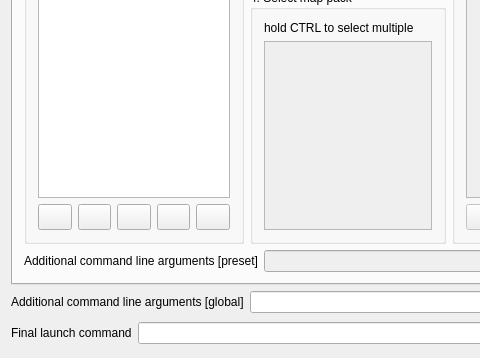
Above: Forms/MainWindow.ui from Youda008/DoomRunner before the change; both pictures show x 0 to 480 and y 362 to 720 of the 720 by 720 pixel window. Below: the same form after it.
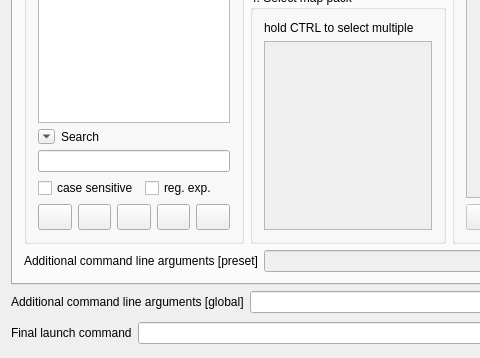
That is the form after the change. Icons and pictures are not drawn. Custom widgets are drawn as their Qt base class.

Commit message: experimental search feature for preset list

```diff
--- a/Forms/MainWindow.ui
+++ b/Forms/MainWindow.ui
@@ -42,6 +42,57 @@
                  </property>
                 </widget>
                </item>
+               <item>
+                <layout class="QHBoxLayout" name="horizontalLayout_34">
+                 <item>
+                  <widget class="QToolButton" name="searchShowBtn">
+                   <property name="toolTip">
+                    <string>show/hide search bar</string>
+                   </property>
+                   <property name="iconSize">
+                    <size>
+                     <width>9</width>
+                     <height>8</height>
+                    </size>
+                   </property>
+                   <property name="arrowType">
+                    <enum>Qt::DownArrow</enum>
+                   </property>
+                  </widget>
+                 </item>
+                 <item>
+                  <widget class="QLabel" name="searchLabel">
+                   <property name="text">
+                    <string>Search</string>
+                   </property>
+                  </widget>
+                 </item>
+                </layout>
+               </item>
+               <item>
+                <widget class="QLineEdit" name="searchLine"/>
+               </item>
+               <item>
+                <layout class="QHBoxLayout" name="horizontalLayout_36">
+                 <item>
+                  <widget class="QCheckBox" name="caseSensitiveChkBox">
+                   <property name="text">
+                    <string>case sensitive</string>
+                   </property>
+                  </widget>
+                 </item>
+                 <item>
+                  <widget class="QCheckBox" name="regexChkBox">
+                   <property name="toolTip">
+                    <string>regular expression</string>
+                   </property>
+                   <property name="text">
+                    <string>reg. exp.</string>
+                   </property>
+                  </widget>
+                 </item>
+                </layout>
+               </item>
                <item>
                 <layout class="QHBoxLayout" name="horizontalLayout_3">
                  <item>
```
The commit also changes 11 other files.
